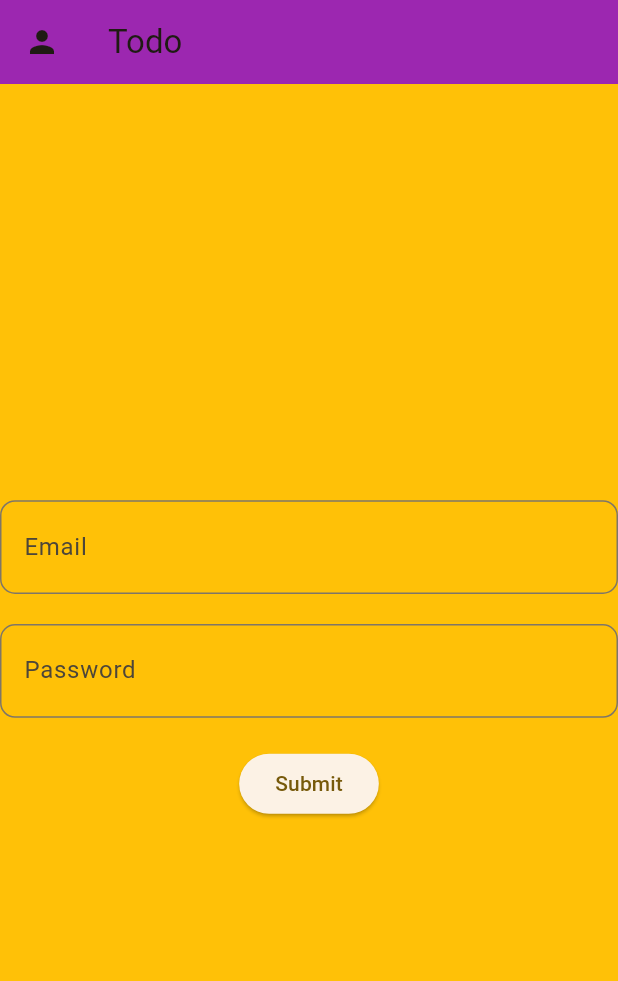
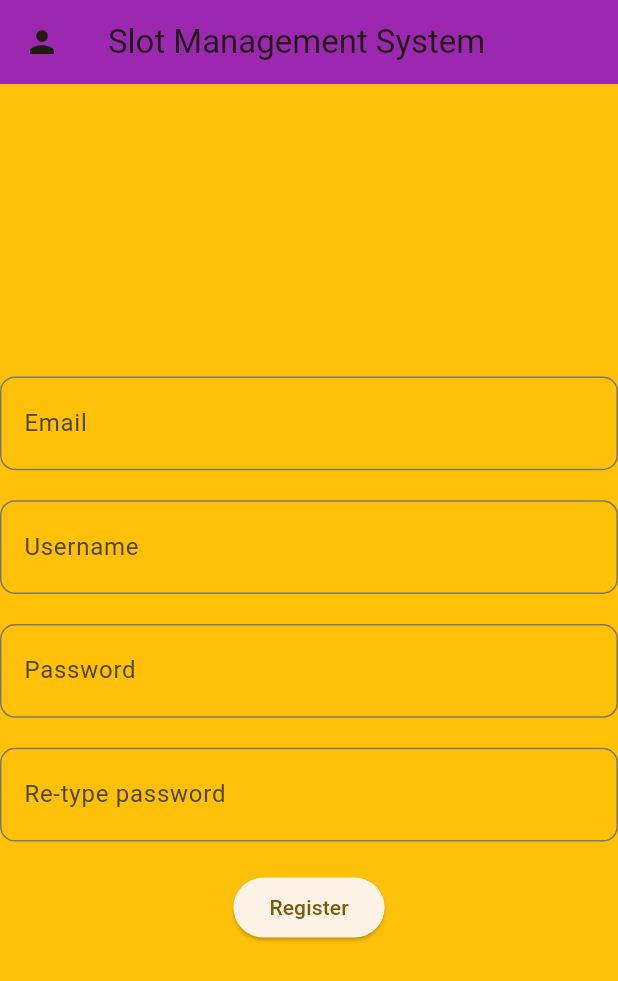
Before and after one commit to Joelscariajustine123/SMS--firebase, a Flutter app: the screen it shows after launch, on a phone screen of 412 x 824 dp. Shown: the top 981 px of the screen. Run offline on Flutter 3.47's test engine with Material 3 defaults, Android fonts, the phone set to English and light mode, and no system bars; our stand-ins replace firebase_auth, firebase_core; accounts and stored records are empty.

Commit message:
add register function

```diff
--- a/lib/main.dart
+++ b/lib/main.dart
@@ -32,7 +32,7 @@ class MyApp extends StatelessWidget {
             return Listview();
           }
           else{
-            return const MyHomePage(title: 'Todo');
+            return const MyHomePage(title: 'Slot Management System');
           }
         }
       ),
@@ -52,9 +52,75 @@ class MyHomePage extends StatefulWidget {
 class _MyHomePageState extends State<MyHomePage> {
   var emailctr=TextEditingController();
   var passwordctr=TextEditingController();
-  login() async{
-    await FirebaseAuth.instance.createUserWithEmailAndPassword(email: emailctr.text.trim(), password: passwordctr.text.trim());
+  var usernamectr = TextEditingController();
+  var confirmPasswordctr = TextEditingController();
+
+  // register() async{
+  //   await FirebaseAuth.instance.createUserWithEmailAndPassword(email: emailctr.text.trim(), password: passwordctr.text.trim());
+  // }
+  register() async {
+  final email = emailctr.text.trim();
+  final password = passwordctr.text.trim();
+  final username = usernamectr.text.trim(); // <- define this controller
+  final confirmPassword = confirmPasswordctr.text.trim(); // <- define this too
+
+  final usernameRegExp = RegExp(r'^[a-zA-Z0-9_]{3,30}$');
+  final emailRegExp = RegExp(r'^[\w\.-]+@[\w\.-]+\.[A-Za-z]{2,}$');
+
+  // Field validations
+  if (email.isEmpty || password.isEmpty || username.isEmpty || confirmPassword.isEmpty) {
+    showError("All fields are required");
+    return;
   }
+
+  if (!emailRegExp.hasMatch(email)) {
+    showError("Enter a valid email");
+    return;
+  }
+
+  if (!usernameRegExp.hasMatch(username)) {
+    showError("Username can only contain letters, numbers, underscores (3-30 chars)");
+    return;
+  }
+
+  if (password != confirmPassword) {
+    showError("Passwords do not match");
+    return;
+  }
+
+  if (password.length < 6) {
+    showError("Password must be at least 6 characters long");
+    return;
+  }
+
+  try {
+    await FirebaseAuth.instance.createUserWithEmailAndPassword(
+      email: email,
+      password: password,
+    );
+
+    // You can save username to Firestore or Realtime Database here if needed
+    // Example:
+    // await FirebaseFirestore.instance.collection('users').doc(FirebaseAuth.instance.currentUser!.uid).set({'username': username});
+
+    Navigator.pushReplacement(context, MaterialPageRoute(builder: (_) => Listview()));
+  } on FirebaseAuthException catch (e) {
+    if (e.code == 'email-already-in-use') {
+      showError("Email already in use");
+    } else {
+      showError("Registration error: ${e.message}");
+    }
+  } catch (e) {
+    showError("Something went wrong");
+  }
+}
+
+void showError(String message) {
+  ScaffoldMessenger.of(context).showSnackBar(
+    SnackBar(content: Text(message)),
+  );
+}
+
   @override
   Widget build(BuildContext context) {
         return Scaffold(
@@ -65,7 +131,8 @@ class _MyHomePageState extends State<MyHomePage> {
 
       ),
       backgroundColor: Colors.amber,
-      body: Center(
+      body: Expanded(
+        child: Center(
 
           child: Column(
             crossAxisAlignment: CrossAxisAlignment.center,
@@ -87,6 +154,19 @@ class _MyHomePageState extends State<MyHomePage> {
               ),
               SizedBox(height: 20,),
               TextField(
+                controller: usernamectr,
+                decoration: InputDecoration(
+                  prefix: Icon(Icons.person),
+                  label: Text("Username"),
+                  hintText: "Enter your Username",
+                  border: OutlineInputBorder(
+                    borderRadius: BorderRadius.circular(10),
+                    borderSide: BorderSide(color: Colors.deepPurpleAccent)
+                  ),
+                ),
+              ),
+              SizedBox(height: 20,),
+              TextField(
                 controller: passwordctr,
                 decoration: InputDecoration(
                   prefix: Icon(Icons.password),
@@ -99,12 +179,26 @@ class _MyHomePageState extends State<MyHomePage> {
                 ),
               ),
               SizedBox(height: 20,),
-            ElevatedButton(onPressed: login
+              TextField(
+                controller: confirmPasswordctr   ,
+                decoration: InputDecoration(
+                  prefix: Icon(Icons.password),
+                  label: Text("Re-type password"),
+                  hintText: "Enter same password",
+                  border: OutlineInputBorder(
+                    borderRadius: BorderRadius.circular(10),
+                    borderSide: BorderSide(color: Colors.deepPurpleAccent)
+                  ),
+                ),
+              ),
+              SizedBox(height: 20,),
+              ElevatedButton(onPressed: register
               // (){
               //   Navigator.push(context, MaterialPageRoute(builder: (context)=>Listview()),);
               // }
-            , child: Text("Submit"))
+              , child: Text("Register"))
             ],
+          ),
         ),
       ),
     );
```
Lines whose indentation alone changed are shown as unchanged.
